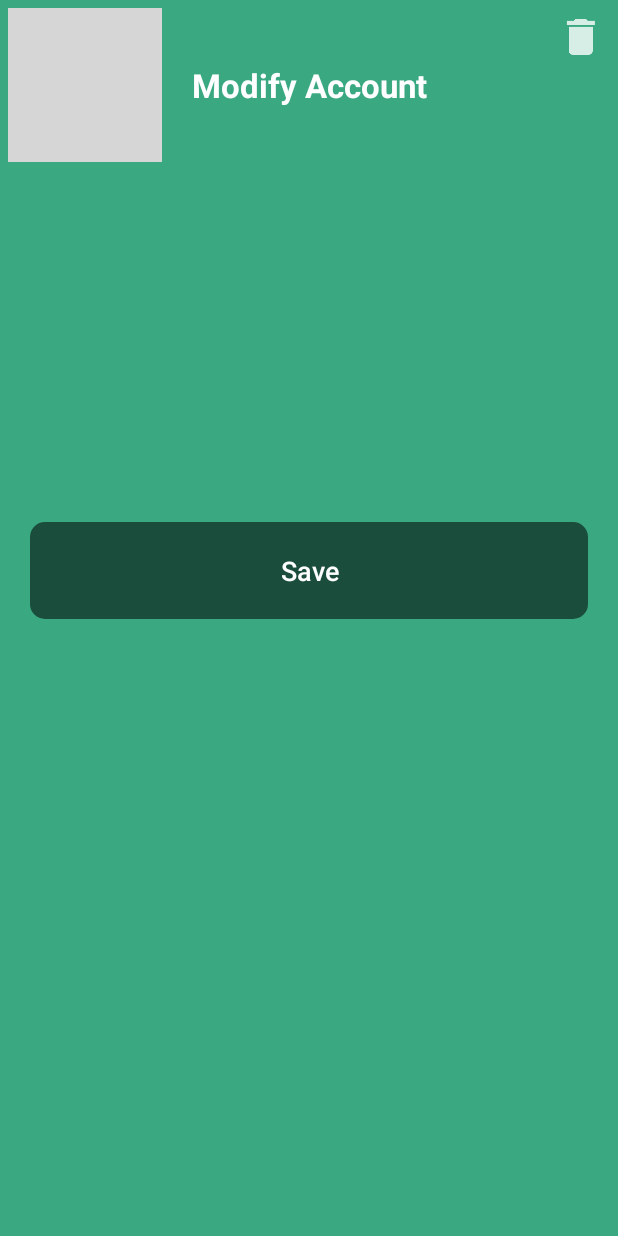
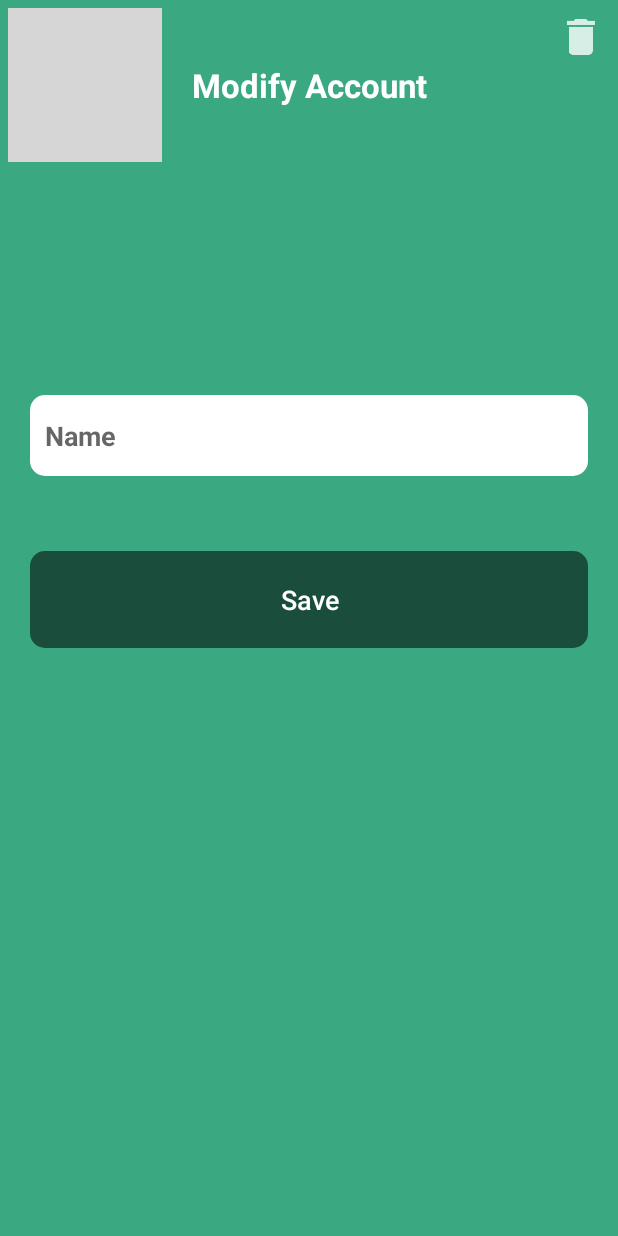
Before and after one commit to gaara4896/iCheckin-Android, an Android app: the ModifyAccountActivity screen opened directly, with no data from a screen before it, on a phone screen of 412 x 824 dp. Run offline under Robolectric (Android 15) with nearby library versions, the phone set to English and light mode, and no system bars; our stand-ins replace Room's generated code; libraries missing offline, so code that uses them is left out: android.arch.persistence, com.pawegio.kandroid; 4 statements that could not run were skipped; grey boxes are pictures that could not be loaded.

Commit message:
Update modify account

```diff
--- a/app/src/main/java/my/com/icheckin/icheckin_android/model/entity/Credential.kt
+++ b/app/src/main/java/my/com/icheckin/icheckin_android/model/entity/Credential.kt
@@ -9,7 +9,7 @@ import java.io.Serializable
  * Created by gaara on 13/7/18.
  */
 @Entity
-class Credential(@ColumnInfo val username: String, @ColumnInfo val deviceId: String, @ColumnInfo val name: String?) : Serializable {
+class Credential(@ColumnInfo val username: String, @ColumnInfo val deviceId: String, @ColumnInfo var name: String?) : Serializable {
 
     @PrimaryKey(autoGenerate = true)
     var id: Int? = null
--- a/app/src/main/java/my/com/icheckin/icheckin_android/utils/storage/AppDatabase.kt
+++ b/app/src/main/java/my/com/icheckin/icheckin_android/utils/storage/AppDatabase.kt
@@ -7,14 +7,12 @@ import android.arch.persistence.room.RoomDatabase
 import android.arch.persistence.room.migration.Migration
 import android.content.Context
 import my.com.icheckin.icheckin_android.model.dao.CredentialDao
-import my.com.icheckin.icheckin_android.model.dao.StudentDao
 import my.com.icheckin.icheckin_android.model.entity.Credential
-import my.com.icheckin.icheckin_android.model.entity.Student
 
 /**
  * Created by gaara on 2/9/18.
  */
-@Database(entities = [Student::class, Credential::class], version = 3)
+@Database(entities = [Credential::class], version = 4)
 abstract class AppDatabase : RoomDatabase() {
 
     companion object {
@@ -29,6 +27,7 @@ abstract class AppDatabase : RoomDatabase() {
                         DATABASE_NAME)
                         .addMigrations(MIGRATION_1_2)
                         .addMigrations(MIGRATION_2_3)
+                        .addMigrations(MIGRATION_3_4)
                         .allowMainThreadQueries()
                         .build()
             }
@@ -49,9 +48,13 @@ abstract class AppDatabase : RoomDatabase() {
                 database.execSQL("ALTER TABLE 'credential' ADD COLUMN 'name' TEXT")
             }
         }
+
+        private val MIGRATION_3_4 = object : Migration(3, 4) {
+            override fun migrate(database: SupportSQLiteDatabase) {
+                database.execSQL("DROP TABLE IF EXISTS 'student'")
+            }
+        }
     }
-
-    abstract fun studentDao(): StudentDao
 
     abstract fun credentialDao(): CredentialDao
 }
--- a/app/src/main/java/my/com/icheckin/icheckin_android/view/AddAccountActivity.kt
+++ b/app/src/main/java/my/com/icheckin/icheckin_android/view/AddAccountActivity.kt
@@ -47,7 +47,7 @@ class AddAccountActivity : AppCompatActivity() {
             override fun onPageFinished(view: WebView?, url: String?) {
                 super.onPageFinished(view, url)
 
-                if (url == "https://izone.sunway.edu.my/login") {
+                if (url == "https://izone.sunway.edu.my/login" && !::studentInfo.isInitialized) {
                     view!!.evaluateJavascript("(function () { " +
                             "var header = document.getElementById(\"header\");" +
                             "header.parentNode.removeChild(header);" +
@@ -91,6 +91,7 @@ class AddAccountActivity : AppCompatActivity() {
                             view!!.evaluateJavascript("(function () {" +
                                     "return document.getElementById(\"code\").childNodes[0].innerText" +
                                     "})();") { value -> registerAccount(value.replace("\"", "")) }
+                            view.loadUrl("https://izone.sunway.edu.my/logout")
                         }
                     }
                 }
--- a/app/src/main/java/my/com/icheckin/icheckin_android/view/MainActivity.kt
+++ b/app/src/main/java/my/com/icheckin/icheckin_android/view/MainActivity.kt
@@ -69,6 +69,7 @@ class MainActivity : AppCompatActivity() {
                     startActivity(Intent(Intent.ACTION_VIEW, Uri.parse("https://www.facebook.com/icheckinproject")))
                     finish()
                 }
+                .setCancelable(false)
                 .create()
                 .show()
     }
--- a/app/src/main/java/my/com/icheckin/icheckin_android/view/fragment/AccountCardView.kt
+++ b/app/src/main/java/my/com/icheckin/icheckin_android/view/fragment/AccountCardView.kt
@@ -34,7 +34,7 @@ class AccountCardView(val context: Context, private val credentials: MutableList
                 listener.invoke(credential)
             }
             itemView.textView_ID.text = credential.username
-            itemView.textView_DeviceID.text = credential.deviceId
+            itemView.textView_Name.text = credential.name!!
             itemView.imageView_Crown.visible = position == 0
         }
     }
--- a/app/src/main/res/layout/activity_modify_account.xml
+++ b/app/src/main/res/layout/activity_modify_account.xml
@@ -60,15 +60,15 @@
             android:textColor="@android:color/white"
             android:textSize="25sp" />
 
-        <TextView
-            android:id="@+id/textView_DeviceID"
+        <EditText
+            android:id="@+id/editText_Name"
             android:layout_width="match_parent"
             android:layout_height="wrap_content"
             android:layout_marginTop="15dp"
-            android:layout_marginStart="15dp"
-            android:background="@android:color/transparent"
-            android:textColor="@android:color/white"
-            android:textSize="25sp" />
+            android:background="@drawable/rounded_edit_text"
+            android:hint="@string/name_field"
+            android:inputType="text"
+            android:textStyle="bold"/>
 
         <Button
             android:id="@+id/button_ModifyAccount"
--- a/app/src/main/res/layout/cardview_account.xml
+++ b/app/src/main/res/layout/cardview_account.xml
@@ -38,13 +38,13 @@
                     android:layout_width="wrap_content"
                     android:layout_height="wrap_content"
                     android:background="@android:color/transparent"
-                    android:text="@string/device_id"
+                    android:text="@string/name"
                     android:textAllCaps="false"
                     android:textColor="@android:color/black"
                     android:textSize="18sp"/>
 
                 <TextView
-                    android:id="@+id/textView_DeviceID"
+                    android:id="@+id/textView_Name"
                     android:layout_width="wrap_content"
                     android:layout_height="wrap_content"
                     android:background="@android:color/transparent"
--- a/app/src/main/res/values/strings.xml
+++ b/app/src/main/res/values/strings.xml
@@ -5,13 +5,11 @@
     <string name="add_new_account">Add new account</string>
     <string name="modify_account">Modify Account</string>
     <string name="save">Save</string>
-    <string name="otp">Otp</string>
-    <string name="id">ID</string>
     <string name="description_close">Close</string>
-    <string name="add_account">Add Account</string>
     <string name="code">Code</string>
     <string name="crown">Crown</string>
-    <string name="device_id">Device ID: </string>
+    <string name="name">Name: </string>
+    <string name="name_field">Name</string>
     <string name="description_delete">Delete</string>
     <string name="main_account">Main Account</string>
     <string name="not_available">--</string>
```
Also changed, not shown: app/src/main/java/my/com/icheckin/icheckin_android/controller/Advertisement.kt (+4 -4 lines), app/src/main/java/my/com/icheckin/icheckin_android/utils/network/Request.kt (+0 -35 lines), app/src/main/java/my/com/icheckin/icheckin_android/view/ModifyAccountActivity.kt (+15 -1 lines), 1 other file.
